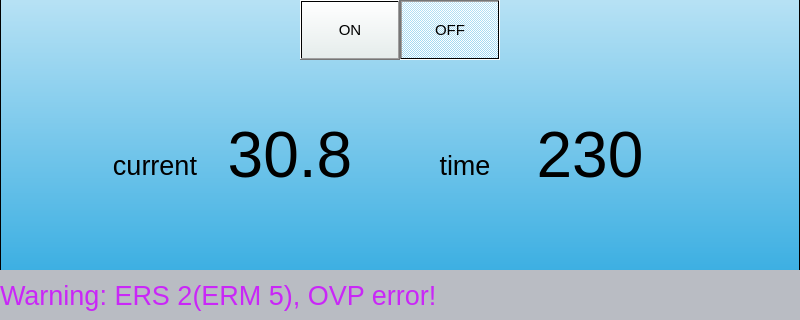
Before: the Qt Designer form mainwindow.ui in Keithsys730/ERC_UI_DEMO, drawn with Qt 5; both pictures show x 0 to 800 and y 160 to 480 of the 800 by 480 pixel window.
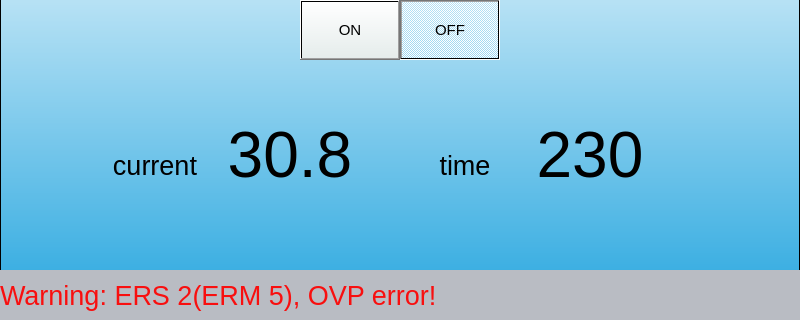
After: the same form once the commit is applied. Icons and pictures are not drawn.

Diff of the .ui file:
```diff
--- a/mainwindow.ui
+++ b/mainwindow.ui
@@ -479,7 +479,7 @@
     </property>
     <property name="styleSheet">
      <string notr="true">background-color: rgb(185, 188, 195);
-color: rgb(201, 39, 247);</string>
+color: rgb(248, 15, 15);</string>
     </property>
     <property name="text">
      <string>Warning: ERS 2(ERM 5), OVP error!</string>
```
